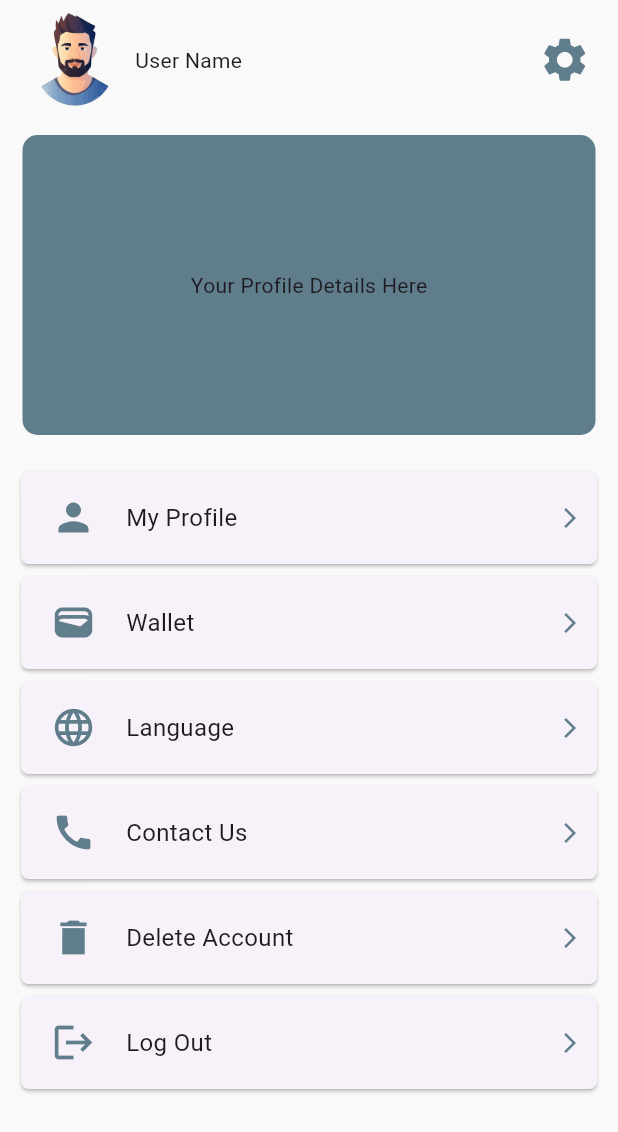
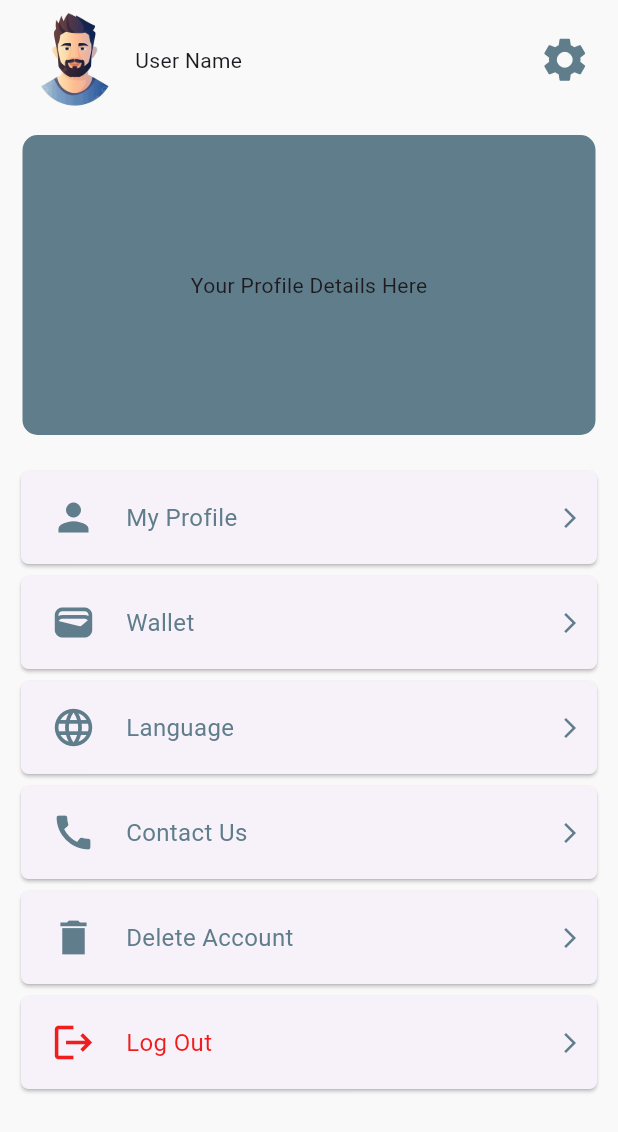
Before and after one commit to MeasRIn/Ticket-App, a Flutter app: the ProfileScreen screen opened directly, on a phone screen of 412 x 824 dp. Shown: the top 1132 px of the screen. Run offline on Flutter 3.47's test engine with Material 3 defaults, Android fonts, the phone set to English and light mode, and no system bars; our stand-ins replace cloud_firestore, firebase_auth, firebase_core; accounts and stored records are empty.

Commit message:
V.1.0.01

```diff
--- a/appticket/lib/screen/profile_screen.dart
+++ b/appticket/lib/screen/profile_screen.dart
@@ -72,6 +72,8 @@ class _ProfileScreenState extends State<ProfileScreen> {
                   child: Column(
                     children: [
                       buildCard(
+                        textColor: "0xFF607D8B",
+                        color: "0xFF607D8B",
                         context,
                         icon: Icons.person,
                         title: "My Profile",
@@ -86,6 +88,8 @@ class _ProfileScreenState extends State<ProfileScreen> {
                         },
                       ),
                       buildCard(
+                        textColor: "0xFF607D8B",
+                        color: "0xFF607D8B",
                         context,
                         icon: Icons.wallet,
                         title: "Wallet",
@@ -100,6 +104,8 @@ class _ProfileScreenState extends State<ProfileScreen> {
                         },
                       ),
                       buildCard(
+                        textColor: "0xFF607D8B",
+                        color: "0xFF607D8B",
                         context,
                         icon: Icons.language,
                         title: "Language",
@@ -114,6 +120,8 @@ class _ProfileScreenState extends State<ProfileScreen> {
                         },
                       ),
                       buildCard(
+                        textColor: "0xFF607D8B",
+                        color: "0xFF607D8B",
                         context,
                         icon: Icons.call,
                         title: "Contact Us",
@@ -128,6 +136,8 @@ class _ProfileScreenState extends State<ProfileScreen> {
                         },
                       ),
                       buildCard(
+                        textColor: "0xFF607D8B",
+                        color: "0xFF607D8B",
                         context,
                         icon: Icons.delete_sharp,
                         title: "Delete Account",
@@ -150,7 +160,7 @@ class _ProfileScreenState extends State<ProfileScreen> {
                                       onPressed: () {
                                         Navigator.of(context).pop();
                                       },
-                                      child:const  Text("Yes"))
+                                      child: const Text("Yes"))
                                 ],
                               );
                             },
@@ -158,6 +168,8 @@ class _ProfileScreenState extends State<ProfileScreen> {
                         },
                       ),
                       buildCard(
+                        textColor: "0xFFF11C1C",
+                        color: "0xFFF11C1C",
                         context,
                         icon: Icons.logout,
                         title: "Log Out",
--- a/appticket/lib/screen/ticket_screen.dart
+++ b/appticket/lib/screen/ticket_screen.dart
@@ -18,6 +18,7 @@ class TicketScreen extends StatelessWidget {
   @override
   Widget build(BuildContext context) {
     return Scaffold(
+      backgroundColor: const Color.fromARGB(230, 248, 248, 248),
       body: SafeArea(
         child: SingleChildScrollView(
           child: Column(
--- a/appticket/lib/widget_show/build_card.dart
+++ b/appticket/lib/widget_show/build_card.dart
@@ -3,6 +3,8 @@ import 'package:flutter/material.dart';
 Widget buildCard(BuildContext context,
     {required IconData icon,
     required String title,
+    required String color,
+    required String textColor,
     required VoidCallback onTap}) {
   return InkWell(
     onTap: onTap,
@@ -20,13 +22,14 @@ Widget buildCard(BuildContext context,
                   padding: const EdgeInsets.symmetric(horizontal: 20),
                   child: Icon(
                     icon,
-                    color: Colors.blueGrey,
+                    color: Color(int.parse(color)),
                     size: 30,
                   ),
                 ),
                 Text(
                   title,
-                  style: const TextStyle(fontSize: 16),
+                  style: TextStyle(
+                      fontSize: 16, color: Color(int.parse(textColor))),
                 ),
               ],
             ),
```
